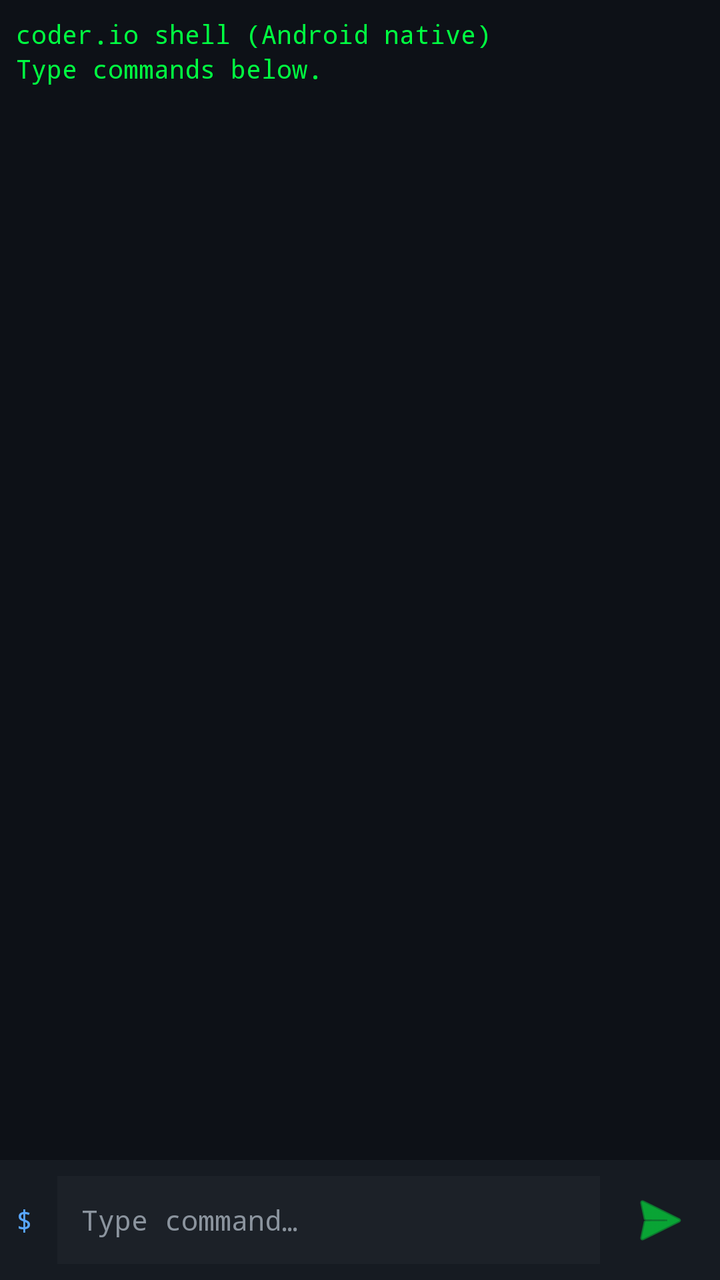
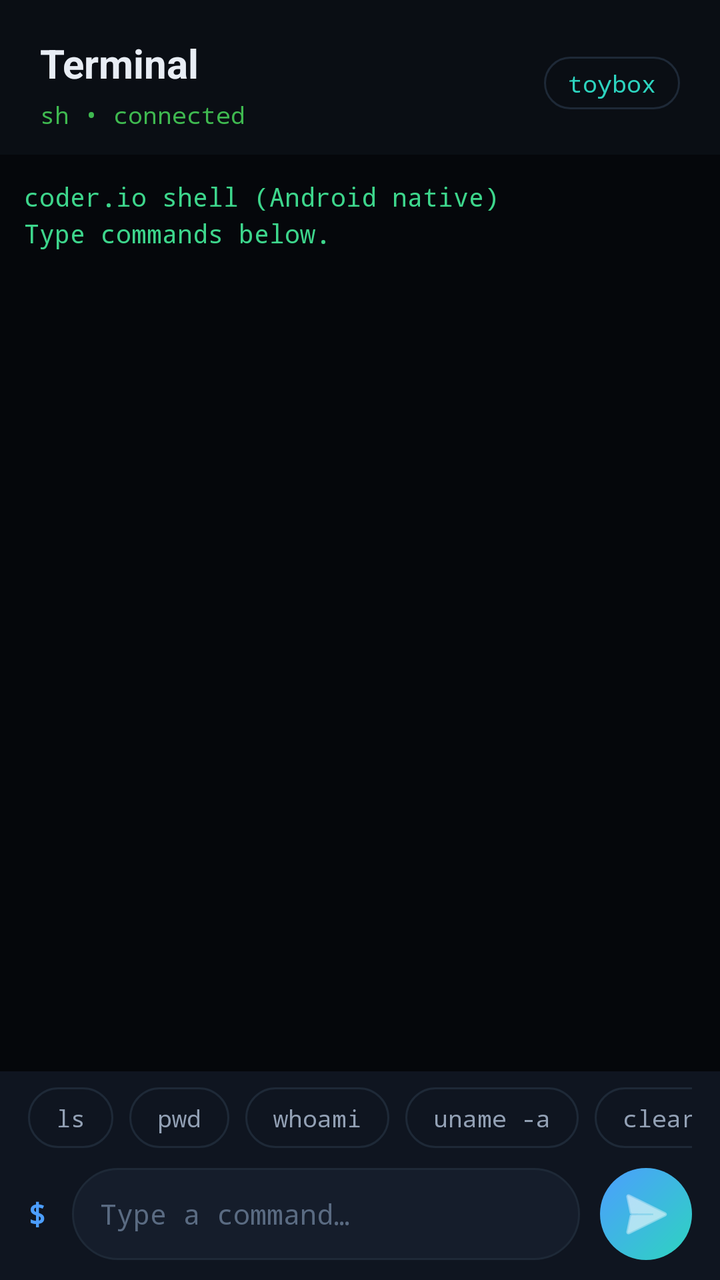

Before-and-after screenshots of an Android layout around one commit, followed by the original layout XML and the change that was made.
<!-- AndroidManifest.xml: application theme Theme.CoderIO -->
<!-- res/layout/fragment_terminal.xml -->
<?xml version="1.0" encoding="utf-8"?>
<LinearLayout xmlns:android="http://schemas.android.com/apk/res/android"
    android:layout_width="match_parent"
    android:layout_height="match_parent"
    android:orientation="vertical"
    android:background="@color/terminal_bg">

    <ScrollView
        android:id="@+id/scroll_view"
        android:layout_width="match_parent"
        android:layout_height="0dp"
        android:layout_weight="1"
        android:fillViewport="true"
        android:padding="8dp">

        <TextView
            android:id="@+id/terminal_output"
            android:layout_width="match_parent"
            android:layout_height="wrap_content"
            android:fontFamily="monospace"
            android:textColor="@color/terminal_text"
            android:textSize="13sp"
            android:lineSpacingExtra="2dp"
            android:textIsSelectable="true"
            android:text="@string/welcome_terminal" />
    </ScrollView>

    <LinearLayout
        android:layout_width="match_parent"
        android:layout_height="wrap_content"
        android:orientation="horizontal"
        android:background="@color/bg_secondary"
        android:padding="8dp">

        <TextView
            android:layout_width="wrap_content"
            android:layout_height="wrap_content"
            android:text="$ "
            android:fontFamily="monospace"
            android:textColor="@color/terminal_prompt"
            android:textSize="14sp"
            android:layout_gravity="center_vertical"
            android:layout_marginEnd="4dp" />

        <EditText
            android:id="@+id/terminal_input"
            android:layout_width="0dp"
            android:layout_height="44dp"
            android:layout_weight="1"
            android:background="@color/bg_surface"
            android:fontFamily="monospace"
            android:textColor="@color/terminal_text"
            android:textColorHint="@color/text_secondary"
            android:hint="@string/hint_type_command"
            android:textSize="14sp"
            android:singleLine="true"
            android:imeOptions="actionSend"
            android:inputType="textNoSuggestions"
            android:paddingHorizontal="12dp"
            android:paddingVertical="8dp" />

        <ImageButton
            android:id="@+id/btn_send"
            android:layout_width="44dp"
            android:layout_height="44dp"
            android:background="?attr/selectableItemBackgroundBorderless"
            android:src="@android:drawable/ic_menu_send"
            android:contentDescription="@string/send"
            android:layout_gravity="center_vertical"
            android:layout_marginStart="8dp"
            android:padding="10dp"
            android:tint="@color/terminal_text" />

    </LinearLayout>

</LinearLayout>
<!-- resources referenced by this layout -->
<resources>
  <color name="bg_secondary">#FF161B22</color>
  <color name="bg_surface">#FF1C2128</color>
  <color name="terminal_bg">#FF0D1117</color>
  <color name="terminal_prompt">#FF58A6FF</color>
  <color name="terminal_text">#FF00FF41</color>
  <color name="text_secondary">#FF8B949E</color>
  <string name="hint_type_command">Type command…</string>
  <string name="send">Send</string>
  <string name="welcome_terminal">coder.io shell (Android native)\nType commands below.\n</string>
  <style name="Theme.CoderIO" parent="Theme.MaterialComponents.DayNight.NoActionBar">
          <item name="colorPrimary">@color/accent</item>
          <item name="colorPrimaryVariant">#FF388bfd</item>
          <item name="colorOnPrimary">@android:color/white</item>
          <item name="colorSecondary">@color/accent_green</item>
          <item name="android:colorBackground">@color/bg_primary</item>
          <item name="colorSurface">@color/bg_secondary</item>
          <item name="android:statusBarColor">@color/bg_primary</item>
          <item name="android:navigationBarColor">@color/bg_secondary</item>
          <item name="android:windowLightStatusBar">false</item>
      </style>
  <color name="accent">#FF58A6FF</color>
  <color name="accent_green">#FF3FB950</color>
  <color name="bg_primary">#FF0D1117</color>
</resources>

<!-- the commit's change to res/layout/fragment_terminal.xml (unified diff, before → after) -->
@@ -3,15 +3,66 @@
     android:layout_width="match_parent"
     android:layout_height="match_parent"
     android:orientation="vertical"
-    android:background="@color/terminal_bg">
+    android:background="@color/bg_primary">
 
+    
+    <LinearLayout
+        android:layout_width="match_parent"
+        android:layout_height="wrap_content"
+        android:orientation="horizontal"
+        android:gravity="center_vertical"
+        android:paddingStart="20dp"
+        android:paddingEnd="20dp"
+        android:paddingTop="18dp"
+        android:paddingBottom="12dp">
+
+        <LinearLayout
+            android:layout_width="0dp"
+            android:layout_height="wrap_content"
+            android:layout_weight="1"
+            android:orientation="vertical">
+
+            <TextView
+                android:layout_width="wrap_content"
+                android:layout_height="wrap_content"
+                android:text="@string/terminal_title"
+                style="@style/Text.CoderIO.ScreenTitle" />
+
+            <TextView
+                android:id="@+id/term_status_text"
+                android:layout_width="wrap_content"
+                android:layout_height="wrap_content"
+                android:layout_marginTop="4dp"
+                android:fontFamily="monospace"
+                android:text="@string/terminal_status_ready"
+                android:textColor="@color/accent_green"
+                android:textSize="12sp" />
+        </LinearLayout>
+
+        <TextView
+            android:layout_width="wrap_content"
+            android:layout_height="wrap_content"
+            android:background="@drawable/bg_chip"
+            android:fontFamily="monospace"
+            android:paddingStart="12dp"
+            android:paddingEnd="12dp"
+            android:paddingTop="5dp"
+            android:paddingBottom="5dp"
+            android:text="toybox"
+            android:textColor="@color/accent_teal"
+            android:textSize="12sp" />
+    </LinearLayout>
+
+    
     <ScrollView
         android:id="@+id/scroll_view"
         android:layout_width="match_parent"
         android:layout_height="0dp"
         android:layout_weight="1"
         android:fillViewport="true"
-        android:padding="8dp">
+        android:clipToPadding="false"
+        android:background="@color/terminal_bg"
+        android:padding="12dp">
 
         <TextView
             android:id="@+id/terminal_output"
@@ -20,17 +71,75 @@
             android:fontFamily="monospace"
             android:textColor="@color/terminal_text"
             android:textSize="13sp"
-            android:lineSpacingExtra="2dp"
+            android:lineSpacingExtra="3dp"
             android:textIsSelectable="true"
             android:text="@string/welcome_terminal" />
     </ScrollView>
 
+    
+    <HorizontalScrollView
+        android:layout_width="match_parent"
+        android:layout_height="wrap_content"
+        android:scrollbars="none"
+        android:background="@color/bg_secondary"
+        android:paddingStart="14dp"
+        android:paddingEnd="14dp"
+        android:paddingTop="8dp"
+        android:paddingBottom="2dp">
+
+        <LinearLayout
+            android:layout_width="wrap_content"
+            android:layout_height="wrap_content"
+            android:orientation="horizontal">
+
+            <TextView
+                android:id="@+id/chip_ls"
+                style="@style/Widget.CoderIO.QuickChip"
+                android:layout_width="wrap_content"
+                android:layout_height="wrap_content"
+                android:text="ls" />
+
+            <TextView
+                android:id="@+id/chip_pwd"
+                style="@style/Widget.CoderIO.QuickChip"
+                android:layout_width="wrap_content"
+                android:layout_height="wrap_content"
+                android:text="pwd" />
+
+            <TextView
+                android:id="@+id/chip_whoami"
+                style="@style/Widget.CoderIO.QuickChip"
+                android:layout_width="wrap_content"
+                android:layout_height="wrap_content"
+                android:text="whoami" />
+
+            <TextView
+                android:id="@+id/chip_uname"
+                style="@style/Widget.CoderIO.QuickChip"
+                android:layout_width="wrap_content"
+                android:layout_height="wrap_content"
+                android:text="uname -a" />
+
+            <TextView
+                android:id="@+id/chip_clear"
+                style="@style/Widget.CoderIO.QuickChip"
+                android:layout_width="wrap_content"
+                android:layout_height="wrap_content"
+                android:text="clear" />
+        </LinearLayout>
+    </HorizontalScrollView>
+
+    
     <LinearLayout
         android:layout_width="match_parent"
         android:layout_height="wrap_content"
         android:orientation="horizontal"
+        android:gravity="center_vertical"
         android:background="@color/bg_secondary"
-        android:padding="8dp">
+        android:paddingStart="14dp"
+        android:paddingEnd="14dp"
+        android:paddingTop="8dp"
+        android:paddingBottom="10dp">
 
         <TextView
             android:layout_width="wrap_content"
@@ -38,38 +147,39 @@
             android:text="$ "
             android:fontFamily="monospace"
             android:textColor="@color/terminal_prompt"
-            android:textSize="14sp"
+            android:textSize="15sp"
+            android:textStyle="bold"
             android:layout_gravity="center_vertical"
             android:layout_marginEnd="4dp" />
 
         <EditText
             android:id="@+id/terminal_input"
             android:layout_width="0dp"
-            android:layout_height="44dp"
+            android:layout_height="46dp"
             android:layout_weight="1"
-            android:background="@color/bg_surface"
+            android:background="@drawable/bg_input_pill"
             android:fontFamily="monospace"
             android:textColor="@color/terminal_text"
-            android:textColorHint="@color/text_secondary"
+            android:textColorHint="@color/text_faint"
             android:hint="@string/hint_type_command"
             android:textSize="14sp"
             android:singleLine="true"
             android:imeOptions="actionSend"
             android:inputType="textNoSuggestions"
-            android:paddingHorizontal="12dp"
+            android:paddingHorizontal="14dp"
             android:paddingVertical="8dp" />
 
         <ImageButton
             android:id="@+id/btn_send"
-            android:layout_width="44dp"
-            android:layout_height="44dp"
-            android:background="?attr/selectableItemBackgroundBorderless"
+            android:layout_width="46dp"
+            android:layout_height="46dp"
+            android:background="@drawable/bg_send_gradient"
             android:src="@android:drawable/ic_menu_send"
             android:contentDescription="@string/send"
             android:layout_gravity="center_vertical"
-            android:layout_marginStart="8dp"
-            android:padding="10dp"
-            android:tint="@color/terminal_text" />
+            android:layout_marginStart="10dp"
+            android:padding="11dp"
+            android:tint="@android:color/white" />
 
     </LinearLayout>
 
<!-- resource entries referenced after the edit -->
@@ -1,27 +1,77 @@
 <!-- resources referenced by this layout -->
 <resources>
-  <color name="bg_secondary">#FF161B22</color>
-  <color name="bg_surface">#FF1C2128</color>
-  <color name="terminal_bg">#FF0D1117</color>
-  <color name="terminal_prompt">#FF58A6FF</color>
-  <color name="terminal_text">#FF00FF41</color>
-  <color name="text_secondary">#FF8B949E</color>
-  <string name="hint_type_command">Type command…</string>
+  <color name="bg_secondary">#FF0F1520</color>
+  <color name="bg_surface">#FF151D2B</color>
+  <color name="terminal_bg">#FF05070B</color>
+  <color name="terminal_prompt">#FF4C9EFF</color>
+  <color name="terminal_text">#FF3DD68C</color>
+  <color name="text_faint">#FF5A6B82</color>
+  <!-- drawable bg_chip (drawable) -->
+  <?xml version="1.0" encoding="utf-8"?>
+  <shape xmlns:android="http://schemas.android.com/apk/res/android"
+      android:shape="rectangle">
+      <solid android:color="@android:color/transparent" />
+      <stroke android:width="1dp" android:color="@color/stroke" />
+      <corners android:radius="16dp" />
+  </shape>
+  <!-- drawable bg_input_pill (drawable) -->
+  <?xml version="1.0" encoding="utf-8"?>
+  <shape xmlns:android="http://schemas.android.com/apk/res/android"
+      android:shape="rectangle">
+      <solid android:color="@color/bg_surface" />
+      <stroke android:width="1dp" android:color="@color/stroke" />
+      <corners android:radius="24dp" />
+  </shape>
+  <!-- drawable bg_send_gradient (drawable) -->
+  <?xml version="1.0" encoding="utf-8"?>
+  <shape xmlns:android="http://schemas.android.com/apk/res/android"
+      android:shape="oval">
+      <gradient
+          android:angle="315"
+          android:startColor="@color/accent"
+          android:endColor="@color/accent_teal" />
+  </shape>
+  <color name="text_secondary">#FF93A1B5</color>
+  <color name="accent_deep">#FF1F5FD6</color>
+  <string name="hint_type_command">Type a command…</string>
   <string name="send">Send</string>
+  <string name="terminal_status_ready">sh • connected</string>
+  <string name="terminal_title">Terminal</string>
   <string name="welcome_terminal">coder.io shell (Android native)\nType commands below.\n</string>
-  <style name="Theme.CoderIO" parent="Theme.MaterialComponents.DayNight.NoActionBar">
+  <style name="Text.CoderIO.ScreenTitle" parent="">
+          <item name="android:textSize">20sp</item>
+          <item name="android:textStyle">bold</item>
+          <item name="android:textColor">@color/text_primary</item>
+      </style>
+  <style name="Widget.CoderIO.QuickChip" parent="">
+          <item name="android:background">@drawable/bg_chip</item>
+          <item name="android:textColor">@color/text_secondary</item>
+          <item name="android:textSize">12sp</item>
+          <item name="android:fontFamily">monospace</item>
+          <item name="android:paddingStart">14dp</item>
+          <item name="android:paddingEnd">14dp</item>
+          <item name="android:paddingTop">7dp</item>
+          <item name="android:paddingBottom">7dp</item>
+          <item name="android:layout_marginEnd">8dp</item>
+      </style>
+  <style name="Theme.CoderIO" parent="Theme.MaterialComponents.NoActionBar">
           <item name="colorPrimary">@color/accent</item>
-          <item name="colorPrimaryVariant">#FF388bfd</item>
+          <item name="colorPrimaryVariant">@color/accent_deep</item>
           <item name="colorOnPrimary">@android:color/white</item>
-          <item name="colorSecondary">@color/accent_green</item>
+          <item name="colorSecondary">@color/accent_teal</item>
+          <item name="colorOnSurface">@color/text_primary</item>
           <item name="android:colorBackground">@color/bg_primary</item>
           <item name="colorSurface">@color/bg_secondary</item>
           <item name="android:statusBarColor">@color/bg_primary</item>
-          <item name="android:navigationBarColor">@color/bg_secondary</item>
+          <item name="android:navigationBarColor">@color/bg_primary</item>
           <item name="android:windowLightStatusBar">false</item>
+          <item name="android:windowLightNavigationBar">false</item>
       </style>
-  <color name="accent">#FF58A6FF</color>
+  <color name="stroke">#FF1E2937</color>
+  <color name="accent">#FF4C9EFF</color>
+  <color name="text_primary">#FFE8EDF4</color>
   <color name="accent_green">#FF3FB950</color>
-  <color name="bg_primary">#FF0D1117</color>
+  <color name="accent_teal">#FF2DD4BF</color>
+  <color name="bg_primary">#FF0A0E14</color>
 </resources>
 
